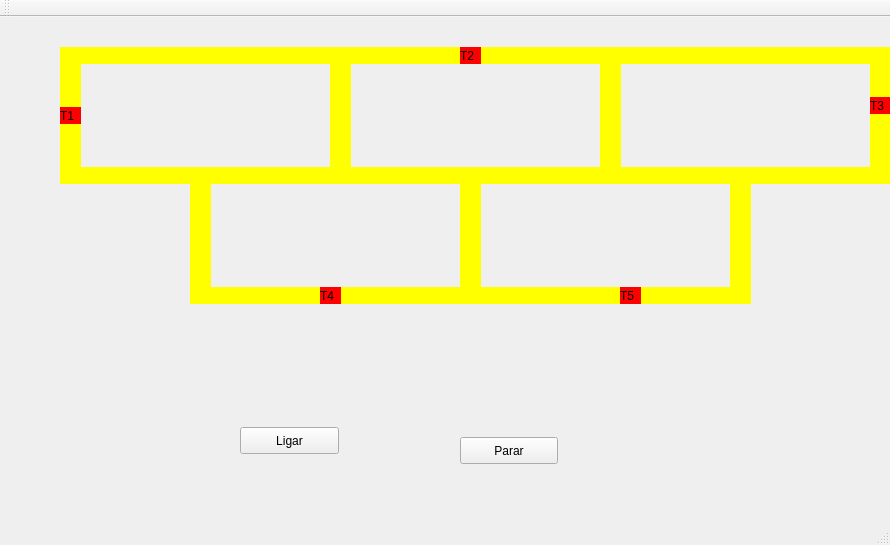
ZariTen/SO-UFRN-2021, file 2.1-trem/mainwindow.ui: the form before one commit.
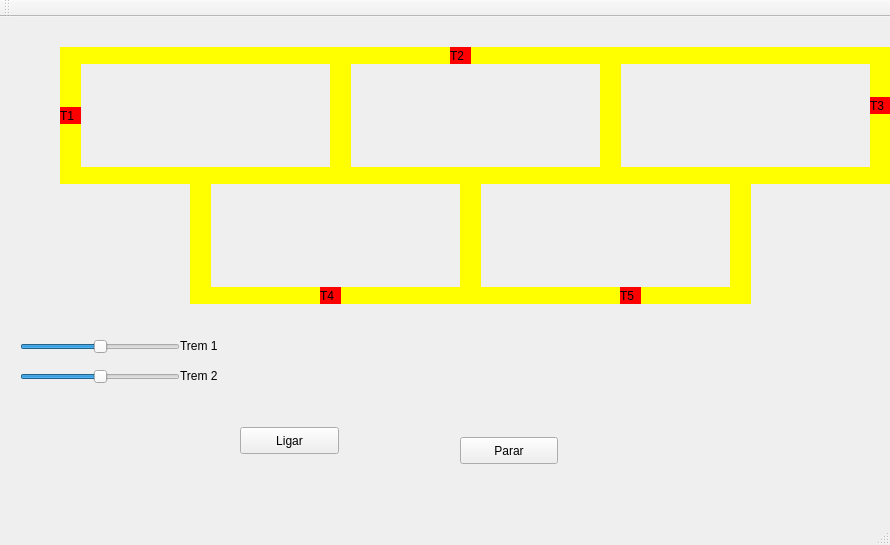
The form after the commit.

Commit message: mutex,velocidade slider

Diff of the .ui file:
```diff
--- a/2.1-trem/mainwindow.ui
+++ b/2.1-trem/mainwindow.ui
@@ -171,7 +171,7 @@
    <widget class="QLabel" name="label_trem2">
     <property name="geometry">
      <rect>
-      <x>460</x>
+      <x>450</x>
       <y>30</y>
       <width>21</width>
       <height>17</height>
@@ -360,6 +360,70 @@
      <string/>
     </property>
    </widget>
+   <widget class="QSlider" name="t1Speed">
+    <property name="geometry">
+     <rect>
+      <x>20</x>
+      <y>320</y>
+      <width>160</width>
+      <height>20</height>
+     </rect>
+    </property>
+    <property name="value">
+     <number>50</number>
+    </property>
+    <property name="sliderPosition">
+     <number>50</number>
+    </property>
+    <property name="orientation">
+     <enum>Qt::Horizontal</enum>
+    </property>
+   </widget>
+   <widget class="QSlider" name="t2Speed">
+    <property name="geometry">
+     <rect>
+      <x>20</x>
+      <y>350</y>
+      <width>160</width>
+      <height>20</height>
+     </rect>
+    </property>
+    <property name="value">
+     <number>50</number>
+    </property>
+    <property name="sliderPosition">
+     <number>50</number>
+    </property>
+    <property name="orientation">
+     <enum>Qt::Horizontal</enum>
+    </property>
+   </widget>
+   <widget class="QLabel" name="labelT1">
+    <property name="geometry">
+     <rect>
+      <x>180</x>
+      <y>320</y>
+      <width>58</width>
+      <height>18</height>
+     </rect>
+    </property>
+    <property name="text">
+     <string>Trem 1</string>
+    </property>
+   </widget>
+   <widget class="QLabel" name="labelT2">
+    <property name="geometry">
+     <rect>
+      <x>180</x>
+      <y>350</y>
+      <width>58</width>
+      <height>18</height>
+     </rect>
+    </property>
+    <property name="text">
+     <string>Trem 2</string>
+    </property>
+   </widget>
    <zorder>label_trilho1</zorder>
    <zorder>label_trilho2</zorder>
    <zorder>label_trilho3</zorder>
```
Left out of the diff: 4 changed lines with no effect on the pictures. The commit also changes 5 other files.
